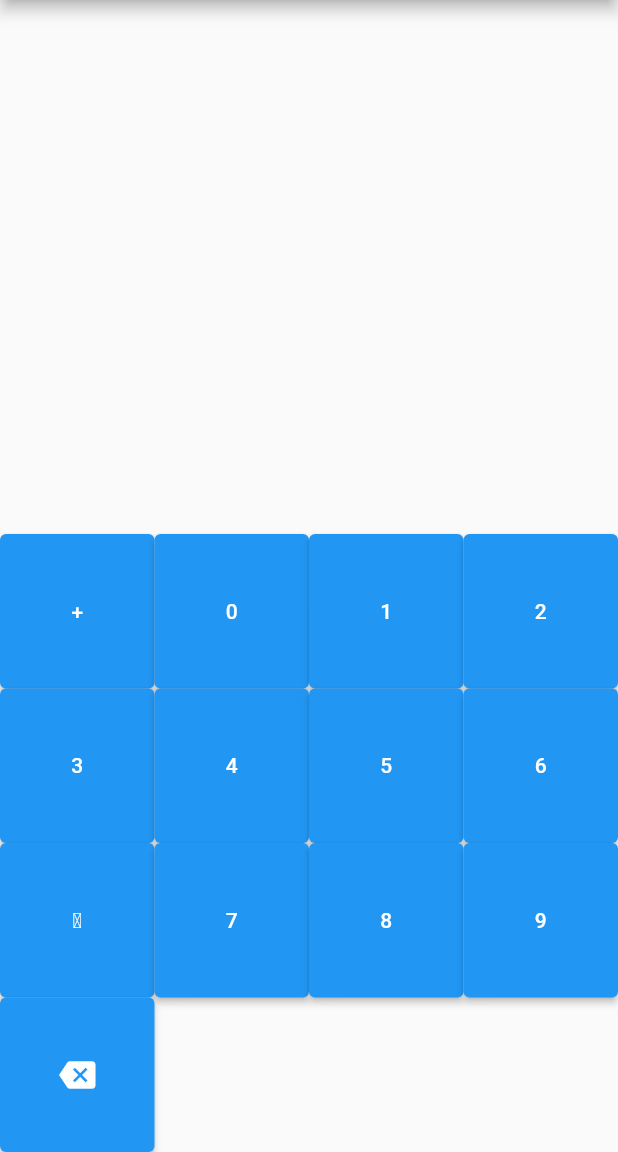
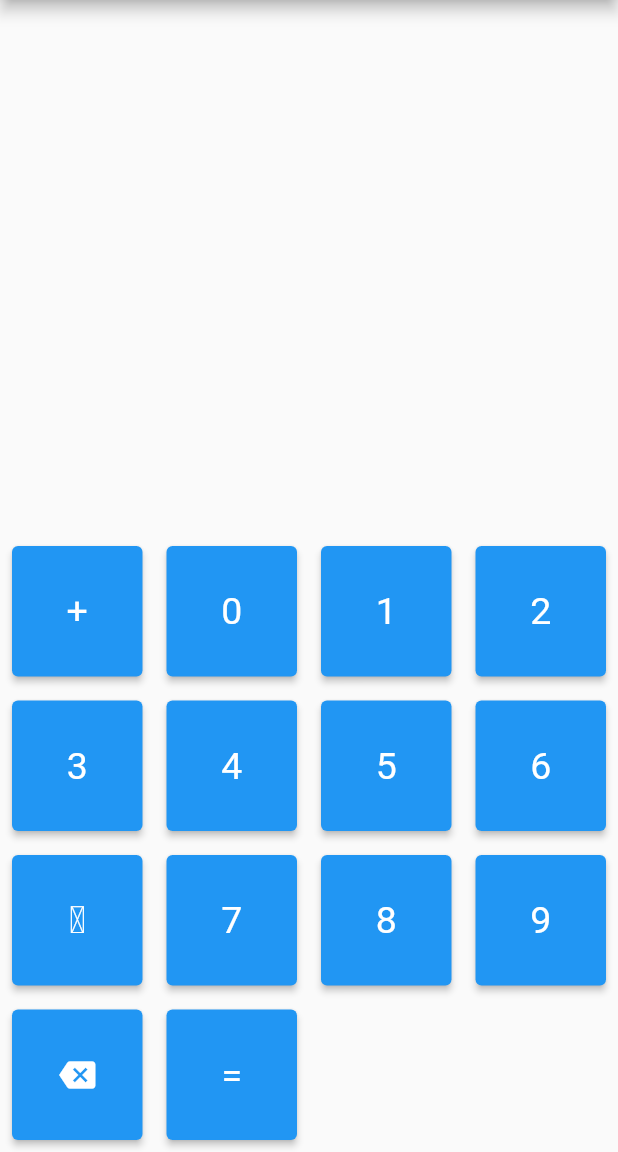
Before and after one commit to kowasaur/thrembo_calculator, a Flutter app: the screen it shows after launch, on a phone screen of 412 x 824 dp, the part 84-1236 px from its top. Run offline on Flutter 3.47's test engine with Material 2 defaults, Android fonts, the phone set to English and light mode, and no system bars.

Commit message:
button formatting

```diff
--- a/lib/main.dart
+++ b/lib/main.dart
@@ -57,8 +57,8 @@ class _MyHomePageState extends State<MyHomePage> {
         }
       }));
 
-  ElevatedButton _charButton(String char) {
-    return ElevatedButton(onPressed: () => _inputChar(char), child: Text(char));
+  CalcButton _charButton(String char) {
+    return CalcButton(onPressed: () => _inputChar(char), child: Text(char));
   }
 
   static String _convertNumber(String thremboNumber) {
@@ -70,6 +70,7 @@ class _MyHomePageState extends State<MyHomePage> {
     return resultNum.toString();
   }
 
+  /// Check whether the _thremboText character at this index is a thrembo number
   bool indexIsNum(int index) =>
       index != _thremboText.length &&
       _normalNumber.keys.contains(_thremboText[index]);
@@ -106,7 +107,8 @@ class _MyHomePageState extends State<MyHomePage> {
       _charButton('7'),
       _charButton('8'),
       _charButton('9'),
-      ElevatedButton(onPressed: _deleteChar, child: const Icon(Icons.backspace))
+      CalcButton(onPressed: _deleteChar, child: const Icon(Icons.backspace)),
+      CalcButton(onPressed: () => debugPrint("equals"), child: const Text('='))
     ]);
 
     return Scaffold(
@@ -118,3 +120,20 @@ class _MyHomePageState extends State<MyHomePage> {
     );
   }
 }
+
+class CalcButton extends StatelessWidget {
+  const CalcButton({Key? key, required this.onPressed, required this.child})
+      : super(key: key);
+
+  final void Function() onPressed;
+  final Widget child;
+
+  @override
+  Widget build(BuildContext context) => Padding(
+      padding: const EdgeInsets.all(8.0),
+      child: ElevatedButton(
+          onPressed: onPressed,
+          style: ElevatedButton.styleFrom(
+              textStyle: const TextStyle(fontSize: 25)),
+          child: child));
+}
```
